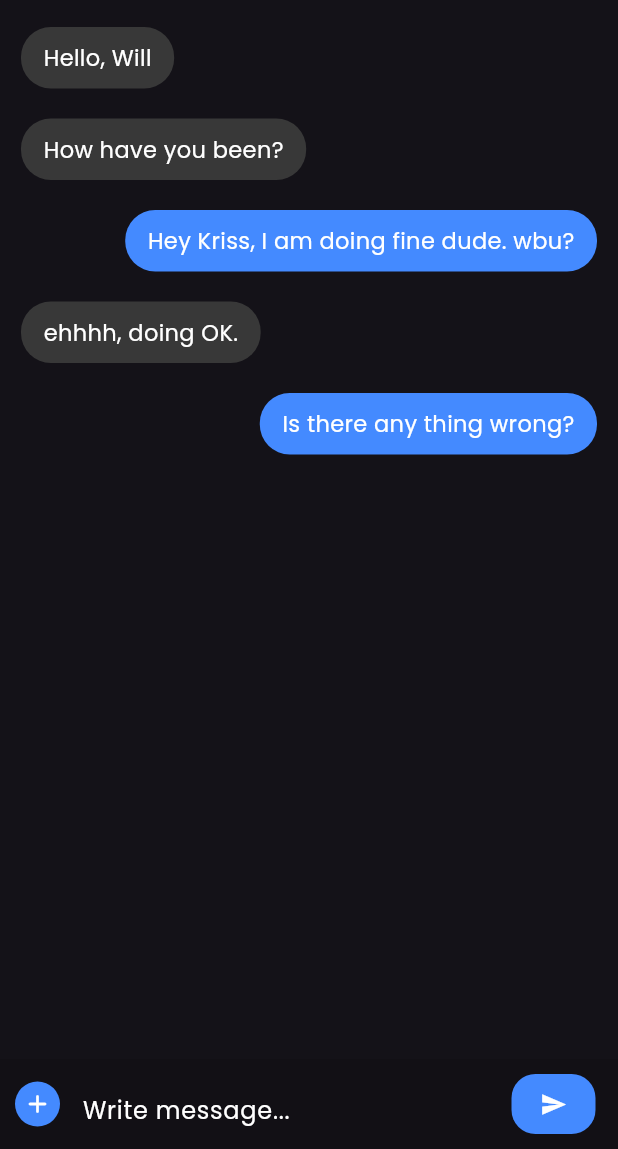
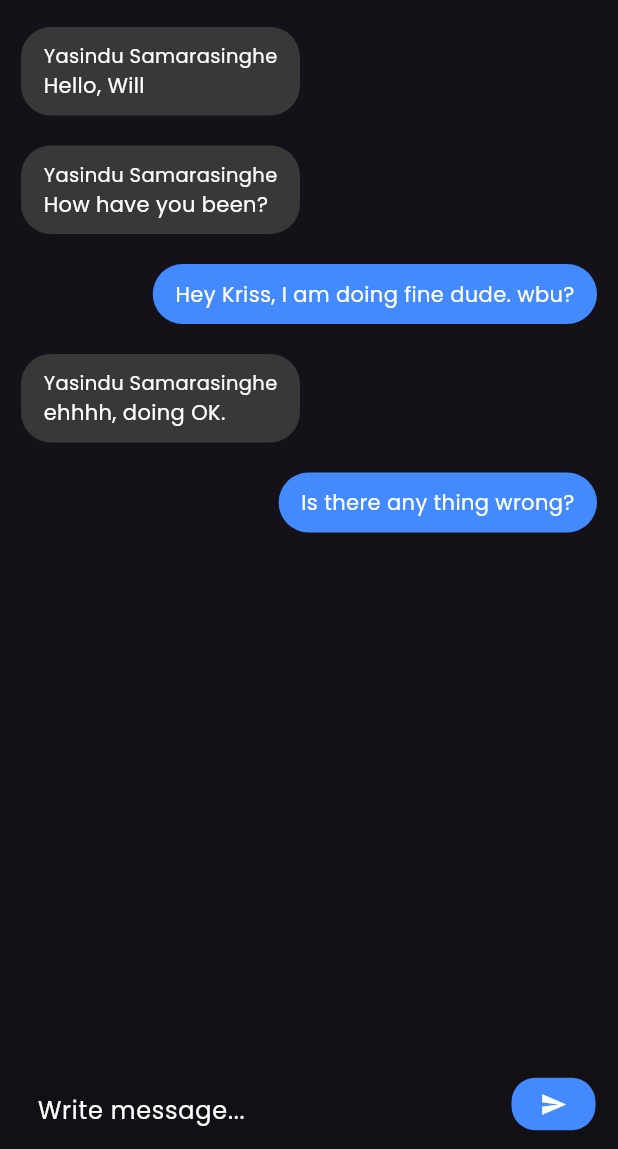
Before and after one commit to yasindu10/Group-Chat-Project, a Flutter app: the ChatPage screen opened directly, on a phone screen of 412 x 824 dp, the part 87-1236 px from its top. Run offline on Flutter 3.47's test engine with Material 3 defaults, Android fonts, the phone set to English and light mode, and no system bars; our stand-ins replace gap, google_fonts, google_nav_bar.

Commit message:
finish chat detail page

```diff
--- a/lib/components/custom_text_fields.dart
+++ b/lib/components/custom_text_fields.dart
@@ -54,12 +54,17 @@ class MemberSearchField extends StatelessWidget {
   @override
   Widget build(BuildContext context) {
     return Padding(
-      padding: const EdgeInsets.only(top: 8, left: 16, right: 16),
+      padding: const EdgeInsets.only(top: 7, left: 16, right: 16),
+      child: SizedBox(
+        height: 40,
         child: TextField(
           controller: controller,
           decoration: InputDecoration(
             hintText: title,
-          hintStyle: TextStyle(color: Colors.grey.shade600),
+            hintStyle: TextStyle(
+              color: Colors.grey.shade600,
+              fontSize: 15,
+            ),
             prefixIcon: Icon(
               Icons.search,
               color: Colors.grey.shade600,
@@ -67,7 +72,6 @@ class MemberSearchField extends StatelessWidget {
             ),
             filled: true,
             fillColor: Colors.white10,
-          contentPadding: const EdgeInsets.all(8),
             enabledBorder: OutlineInputBorder(
               borderRadius: BorderRadius.circular(20),
               borderSide: const BorderSide(color: Colors.white10),
@@ -78,6 +82,7 @@ class MemberSearchField extends StatelessWidget {
             ),
           ),
         ),
+      ),
     );
   }
 }
--- a/lib/components/message_tile.dart
+++ b/lib/components/message_tile.dart
@@ -1,11 +1,16 @@
 import 'package:flutter/material.dart';
 
 class MessageTile extends StatelessWidget {
-  const MessageTile(
-      {super.key, required this.messageType, required this.message});
+  const MessageTile({
+    super.key,
+    required this.messageType,
+    required this.message,
+    required this.name,
+  });
 
   final String messageType;
   final String message;
+  final String name;
 
   @override
   Widget build(BuildContext context) {
@@ -23,9 +28,23 @@ class MessageTile extends StatelessWidget {
                 : Colors.blueAccent),
           ),
           padding: const EdgeInsets.symmetric(horizontal: 15, vertical: 10),
-          child: Text(
-            message,
-            style: const TextStyle(fontSize: 15),
+          child: Column(
+            mainAxisSize: MainAxisSize.min,
+            crossAxisAlignment: CrossAxisAlignment.start,
+            children: [
+              messageType == "receiver"
+                  ? Text(
+                      name,
+                      style: const TextStyle(
+                        fontSize: 13,
+                      ),
+                    )
+                  : const SizedBox(),
+              Text(
+                message,
+                style: const TextStyle(fontSize: 14),
+              )
+            ],
           ),
         ),
       ),
--- a/lib/pages/chat_page.dart
+++ b/lib/pages/chat_page.dart
@@ -83,6 +83,7 @@ class _ChatPageState extends State<ChatPage> {
               return MessageTile(
                 message: messages[index].messageContent,
                 messageType: messages[index].messageType,
+                name: 'Yasindu Samarasinghe',
               );
             },
           ),
@@ -96,22 +97,6 @@ class _ChatPageState extends State<ChatPage> {
               color: Colors.black12,
               child: Row(
                 children: <Widget>[
-                  GestureDetector(
-                    onTap: () {},
-                    child: Container(
-                      height: 30,
-                      width: 30,
-                      decoration: BoxDecoration(
-                        color: Colors.blueAccent,
-                        borderRadius: BorderRadius.circular(30),
-                      ),
-                      child: const Icon(
-                        Icons.add_rounded,
-                        color: Colors.white,
-                        size: 20,
-                      ),
-                    ),
-                  ),
                   const SizedBox(
                     width: 15,
                   ),
@@ -126,7 +111,9 @@ class _ChatPageState extends State<ChatPage> {
                   const SizedBox(
                     width: 15,
                   ),
-                  FloatingActionButton(
+                  SizedBox(
+                    height: 35,
+                    child: FloatingActionButton(
                       onPressed: () {},
                       backgroundColor: Colors.blueAccent,
                       elevation: 0,
@@ -134,6 +121,7 @@ class _ChatPageState extends State<ChatPage> {
                         Icons.send,
                         color: Colors.white,
                         size: 18,
+                      ),
                     ),
                   ),
                   const SizedBox(
--- a/lib/pages/group_detail_page.dart
+++ b/lib/pages/group_detail_page.dart
@@ -59,7 +59,9 @@ class _GroupDetailPageState extends State<GroupDetailPage> {
               ),
             ),
             MemberSearchField(
-                title: 'Search Members', controller: TextEditingController()),
+              title: 'Search Members',
+              controller: TextEditingController(),
+            ),
             const Gap(10),
             ListView.builder(
               shrinkWrap: true,
```
Lines whose indentation alone changed are shown as unchanged.
